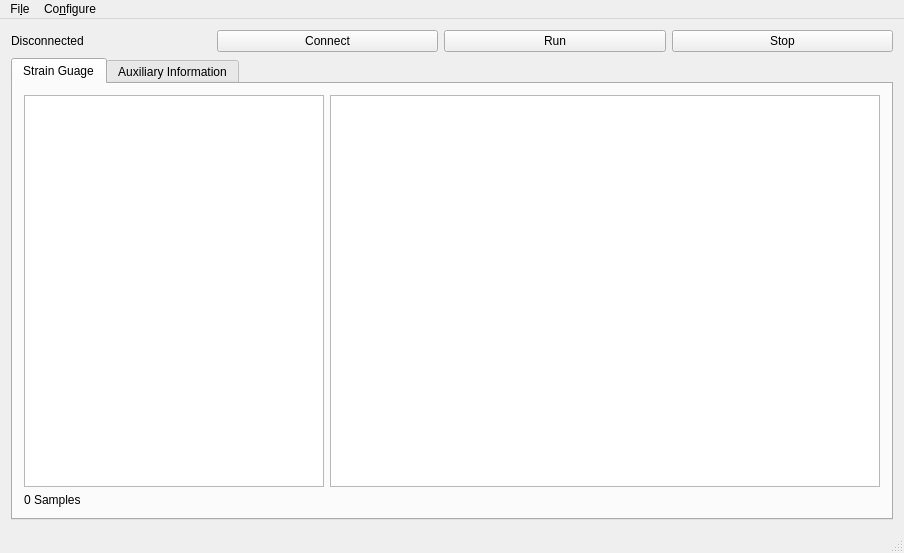
The window that mainwindow.ui (IMbackK/TelsysMaster) describes before a commit, drawn with Qt 5.
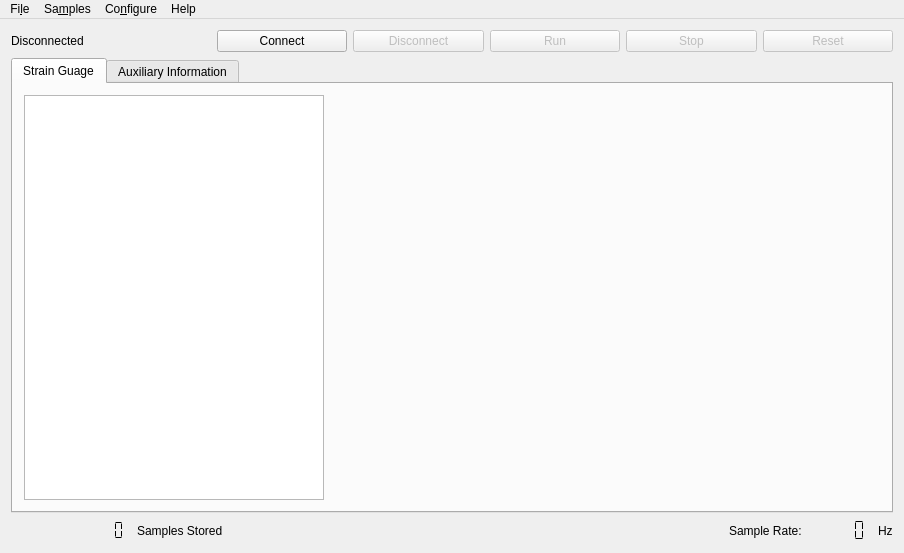
The same window after the commit. Custom widgets are drawn as their Qt base class.

```diff
--- a/mainwindow.ui
+++ b/mainwindow.ui
@@ -10,9 +10,18 @@
     <height>553</height>
    </rect>
   </property>
+  <property name="minimumSize">
+   <size>
+    <width>0</width>
+    <height>350</height>
+   </size>
+  </property>
   <property name="windowTitle">
    <string>UVOS TELSYS</string>
   </property>
+  <property name="tabShape">
+   <enum>QTabWidget::Rounded</enum>
+  </property>
   <widget class="QWidget" name="centralWidget">
    <layout class="QVBoxLayout" name="verticalLayout">
     <item>
@@ -44,23 +53,52 @@
        </widget>
       </item>
       <item>
-       <widget class="QPushButton" name="pushButton">
+       <widget class="QPushButton" name="pushButton_disconnect">
+        <property name="enabled">
+         <bool>false</bool>
+        </property>
+        <property name="text">
+         <string>Disconnect</string>
+        </property>
+       </widget>
+      </item>
+      <item>
+       <widget class="QPushButton" name="pushButton_run">
+        <property name="enabled">
+         <bool>false</bool>
+        </property>
         <property name="text">
          <string>Run</string>
         </property>
        </widget>
       </item>
       <item>
-       <widget class="QPushButton" name="pushButton_2">
+       <widget class="QPushButton" name="pushButton_stop">
+        <property name="enabled">
+         <bool>false</bool>
+        </property>
         <property name="text">
          <string>Stop</string>
         </property>
        </widget>
       </item>
+      <item>
+       <widget class="QPushButton" name="pushButton_Reset">
+        <property name="enabled">
+         <bool>false</bool>
+        </property>
+        <property name="text">
+         <string>Reset</string>
+        </property>
+       </widget>
+      </item>
      </layout>
     </item>
     <item>
      <widget class="QTabWidget" name="tabWidget">
+      <property name="tabShape">
+       <enum>QTabWidget::Rounded</enum>
+      </property>
       <property name="currentIndex">
        <number>0</number>
       </property>
@@ -85,17 +123,10 @@
            </widget>
           </item>
           <item>
-           <widget class="QGraphicsView" name="graphicsView"/>
+           <widget class="QCustomPlot" name="plot" native="true"/>
           </item>
          </layout>
         </item>
-        <item>
-         <widget class="QLabel" name="label">
-          <property name="text">
-           <string>0 Samples</string>
-          </property>
-         </widget>
-        </item>
        </layout>
       </widget>
       <widget class="QWidget" name="tab_2">
@@ -267,6 +298,97 @@
       </widget>
      </widget>
     </item>
+    <item>
+     <layout class="QHBoxLayout" name="horizontalLayout_6">
+      <item>
+       <widget class="QLCDNumber" name="lcdNumber_Samples">
+        <property name="sizePolicy">
+         <sizepolicy hsizetype="Fixed" vsizetype="Minimum">
+          <horstretch>0</horstretch>
+          <verstretch>0</verstretch>
+         </sizepolicy>
+        </property>
+        <property name="minimumSize">
+         <size>
+          <width>120</width>
+          <height>0</height>
+         </size>
+        </property>
+        <property name="frameShape">
+         <enum>QFrame::NoFrame</enum>
+        </property>
+        <property name="smallDecimalPoint">
+         <bool>true</bool>
+        </property>
+        <property name="digitCount">
+         <number>10</number>
+        </property>
+        <property name="segmentStyle">
+         <enum>QLCDNumber::Flat</enum>
+        </property>
+       </widget>
+      </item>
+      <item>
+       <widget class="QLabel" name="label_samples">
+        <property name="maximumSize">
+         <size>
+          <width>300</width>
+          <height>16777215</height>
+         </size>
+        </property>
+        <property name="text">
+         <string>Samples Stored</string>
+        </property>
+       </widget>
+      </item>
+      <item>
+       <spacer name="horizontalSpacer">
+        <property name="orientation">
+         <enum>Qt::Horizontal</enum>
+        </property>
+        <property name="sizeHint" stdset="0">
+         <size>
+          <width>40</width>
+          <height>20</height>
+         </size>
+        </property>
+       </spacer>
+      </item>
+      <item>
+       <widget class="QLabel" name="label">
+        <property name="sizePolicy">
+         <sizepolicy hsizetype="Fixed" vsizetype="Preferred">
+          <horstretch>0</horstretch>
+          <verstretch>0</verstretch>
+         </sizepolicy>
+        </property>
+        <property name="text">
+         <string>Sample Rate:</string>
+        </property>
+       </widget>
+      </item>
+      <item>
+       <widget class="QLCDNumber" name="lcdNumber_SampleRate">
+        <property name="frameShape">
+         <enum>QFrame::NoFrame</enum>
+        </property>
+        <property name="digitCount">
+         <number>5</number>
+        </property>
+        <property name="segmentStyle">
+         <enum>QLCDNumber::Flat</enum>
+        </property>
+       </widget>
+      </item>
+      <item>
+       <widget class="QLabel" name="label_11">
+        <property name="text">
+         <string>Hz</string>
+        </property>
+       </widget>
+      </item>
+     </layout>
+    </item>
    </layout>
   </widget>
   <widget class="QMenuBar" name="menuBar">
@@ -291,10 +413,27 @@
     </property>
     <addaction name="actionRates"/>
    </widget>
+   <widget class="QMenu" name="menuSamples">
+    <property name="title">
+     <string>Sa&amp;mples</string>
+    </property>
+    <addaction name="actionClear"/>
+    <addaction name="actionReplot"/>
+   </widget>
+   <widget class="QMenu" name="menuHelp">
+    <property name="title">
+     <string>Help</string>
+    </property>
+    <addaction name="actionAbout_Qt"/>
+    <addaction name="actionAbout"/>
+    <addaction name="separator"/>
+    <addaction name="actionDocumentation"/>
+   </widget>
    <addaction name="menuhello"/>
+   <addaction name="menuSamples"/>
    <addaction name="menuConfigure"/>
+   <addaction name="menuHelp"/>
   </widget>
-  <widget class="QStatusBar" name="statusBar"/>
   <action name="actionSave_CSV">
    <property name="text">
     <string>&amp;Save CSV</string>
@@ -317,6 +456,14 @@
   </action>
  </widget>
  <layoutdefault spacing="6" margin="11"/>
+ <customwidgets>
+  <customwidget>
+   <class>QCustomPlot</class>
+   <extends>QWidget</extends>
+   <header>qcustomplot/qcustomplot.h</header>
+   <container>1</container>
+  </customwidget>
+ </customwidgets>
  <resources/>
  <connections/>
 </ui>
```
Left out of the diff: 76 changed lines with no effect on the pictures.
